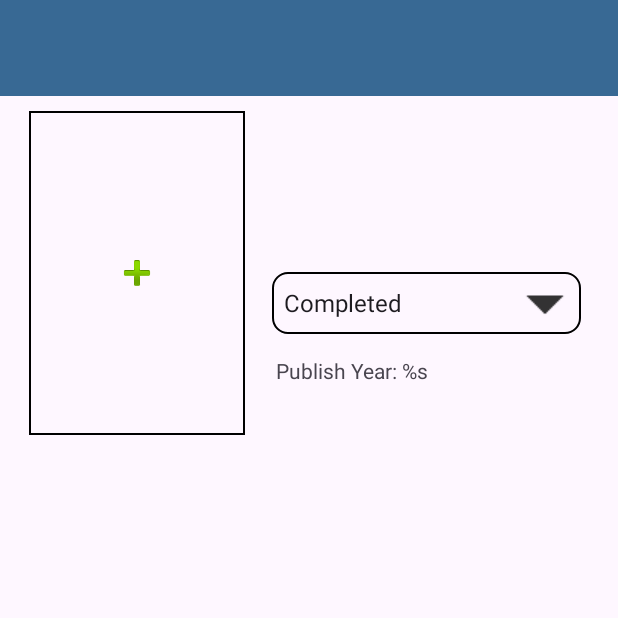
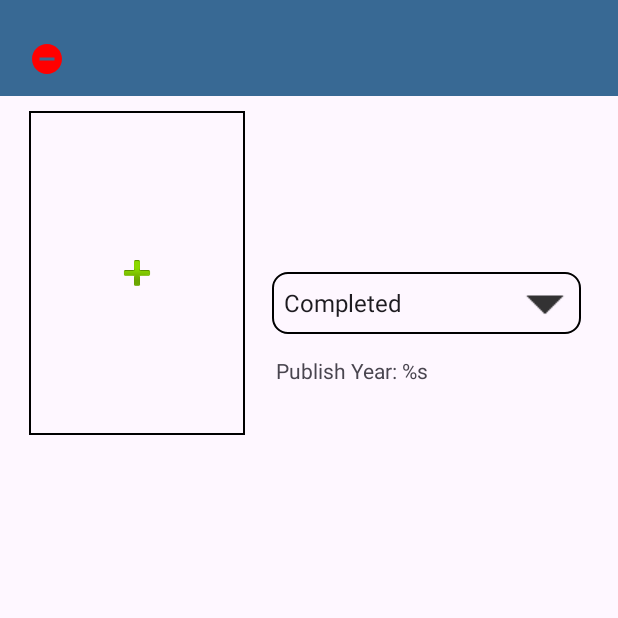
Before and after one commit to dogtoot/BookTracker, an Android app: the BookDescriptionActivity screen opened directly, with no data from a screen before it, on a phone screen of 412 x 824 dp, the top half of it. Run offline under Robolectric (Android 15) with nearby library versions, the phone set to English and light mode, and no system bars; 7 statements that could not run were skipped.

Commit message:
Added delete book.

```diff
--- a/app/src/main/java/com/cj186/booktracker/bookdescription/BookDescriptionActivity.java
+++ b/app/src/main/java/com/cj186/booktracker/bookdescription/BookDescriptionActivity.java
@@ -14,6 +14,7 @@ import android.util.Log;
 import android.view.View;
 import android.widget.ArrayAdapter;
 import android.widget.Button;
+import android.widget.ImageButton;
 import android.widget.ImageView;
 import android.widget.Spinner;
 import android.widget.TextView;
@@ -66,6 +67,13 @@ public class BookDescriptionActivity extends AppCompatActivity {
         description.setText((!book.getDescription().isEmpty()) ? book.getDescription() : "");
 
         Button closeBtn = findViewById(R.id.close_btn);
+        ImageButton deleteBtn = findViewById(R.id.remove_book_btn);
+        deleteBtn.setOnClickListener(v -> {
+            // Check if user is certain
+            SQLHandler.removeBook(book.getId());
+            finish();
+        });
+
         closeBtn.setOnClickListener(i -> {
             if(!status.getSelectedItem().equals(book.getStatus().getLabel()))
                 SQLHandler.updateBook(book.getId(), Status.fromLabel(status.getSelectedItem().toString()));
--- a/app/src/main/java/com/cj186/booktracker/network/APIHandler.java
+++ b/app/src/main/java/com/cj186/booktracker/network/APIHandler.java
@@ -106,7 +106,7 @@ public class APIHandler {
                                 for(int k = 0; k < publishers.length(); k++){
                                     String publisher = publishers.getString(k);
                                     if(isTrustedPublished(publisher)){
-                                        //editionObjects.add(edition);
+                                        editionObjects.add(edition);
                                     }
                                 }
                             }
--- a/app/src/main/res/layout/activity_book_description.xml
+++ b/app/src/main/res/layout/activity_book_description.xml
@@ -125,5 +125,18 @@
         app:layout_constraintVertical_bias=".05"
         android:autoLink="web"/>
 
+    <ImageButton
+        android:id="@+id/remove_book_btn"
+        android:layout_width="wrap_content"
+        android:layout_height="wrap_content"
+        android:background="@null"
+        android:src="@drawable/remove_book"
+        app:layout_constraintBottom_toBottomOf="@+id/toolbar"
+        app:layout_constraintEnd_toEndOf="parent"
+        app:layout_constraintHorizontal_bias="0.049"
+        app:layout_constraintStart_toStartOf="@+id/toolbar"
+        app:layout_constraintTop_toTopOf="@+id/toolbar"
+        app:layout_constraintVertical_bias="0.675" />
+
 
 </androidx.constraintlayout.widget.ConstraintLayout>
```
